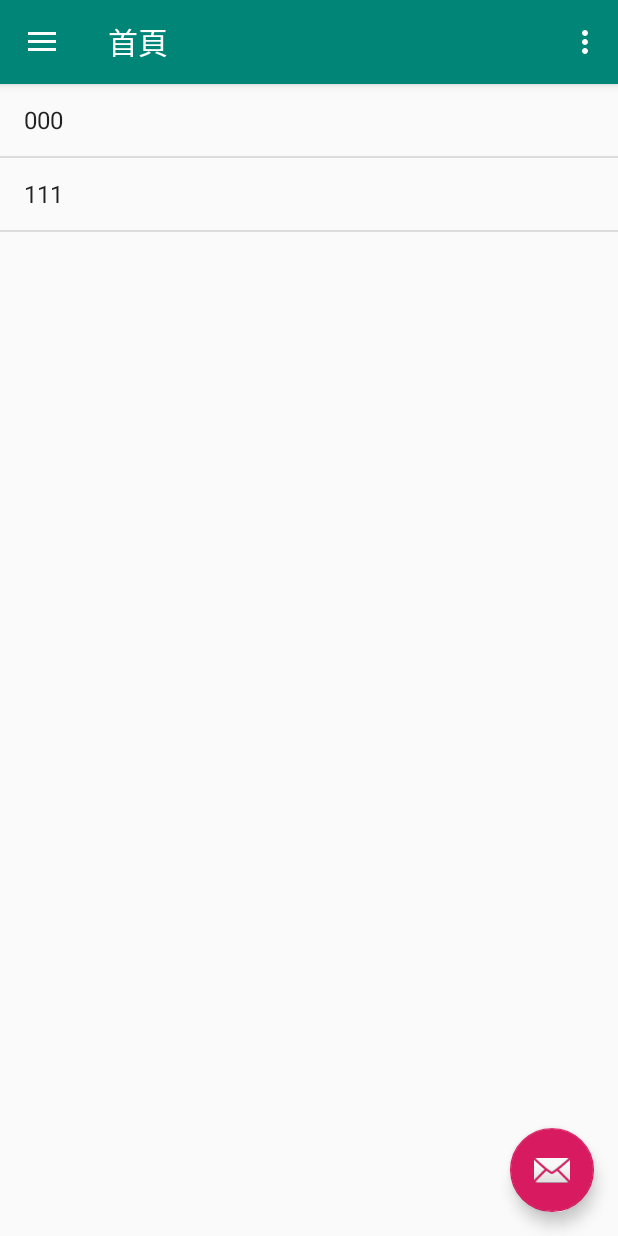
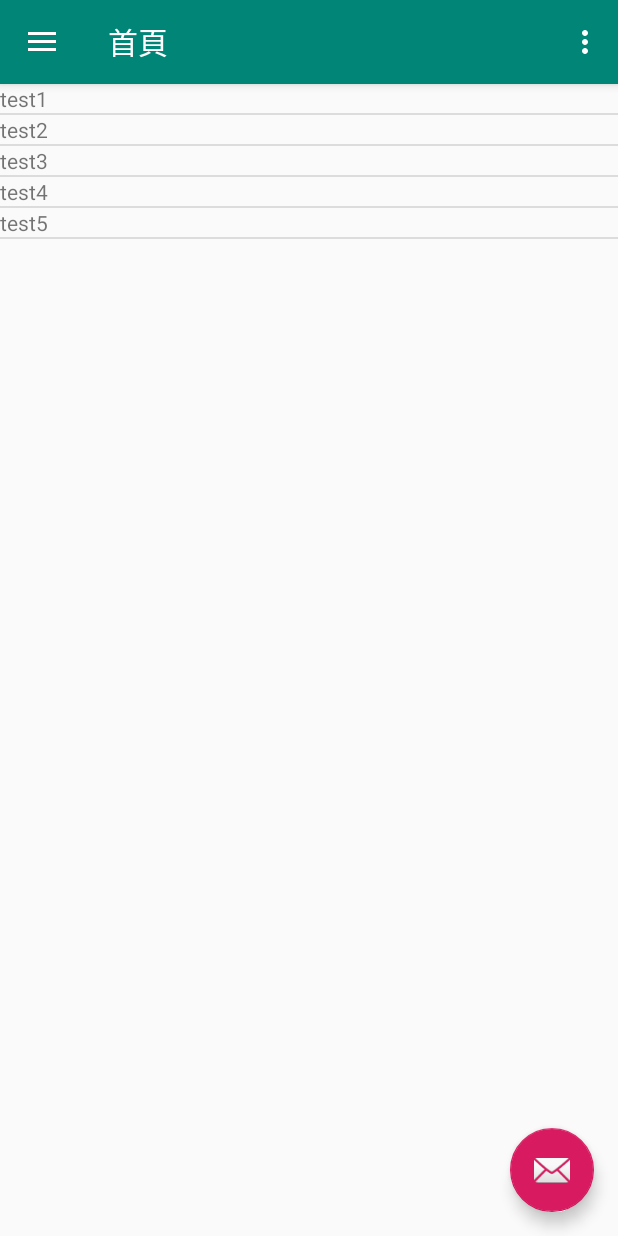
Before and after one commit to YuMin29/pomodoro, an Android app: the screen it shows after launch (MainActivity), on a phone screen of 412 x 824 dp. Run offline under Robolectric (Android 15) with nearby library versions, the phone set to English and light mode, and no system bars; our stand-ins replace navigation-ui.

Commit message:
Add customize list adapter in Home fragment

```diff
--- a/app/build.gradle
+++ b/app/build.gradle
@@ -21,6 +21,10 @@ android {
         sourceCompatibility = 1.8
         targetCompatibility = 1.8
     }
+
+    viewBinding {
+        enabled = true
+    }
 }
 
 dependencies {
@@ -35,7 +39,4 @@ dependencies {
     testImplementation 'junit:junit:4.12'
     androidTestImplementation 'androidx.test.ext:junit:1.1.1'
     androidTestImplementation 'androidx.test.espresso:espresso-core:3.2.0'
-    // Butter knife
-    implementation 'com.jakewharton:butterknife:8.8.1'
-    annotationProcessor 'com.jakewharton:butterknife-compiler:8.8.1'
 }
--- a/app/src/main/java/com/yumin/pomodoro/data/Mission.java
+++ b/app/src/main/java/com/yumin/pomodoro/data/Mission.java
@@ -28,4 +28,8 @@ public class Mission {
     public Mission(String name) {
         mName = name;
     }
+
+    public String getName(){
+        return mName;
+    }
 }
--- a/app/src/main/java/com/yumin/pomodoro/ui/home/HomeFragment.java
+++ b/app/src/main/java/com/yumin/pomodoro/ui/home/HomeFragment.java
@@ -5,46 +5,65 @@ import android.view.LayoutInflater;
 import android.view.View;
 import android.view.ViewGroup;
 import android.widget.ArrayAdapter;
-import android.widget.ListView;
 
 import androidx.annotation.NonNull;
 import androidx.annotation.Nullable;
 import androidx.fragment.app.Fragment;
 import androidx.lifecycle.ViewModelProvider;
 
-import com.yumin.pomodoro.R;
 import com.yumin.pomodoro.data.Mission;
-
+import com.yumin.pomodoro.databinding.FragmentHomeBinding;
 import java.util.ArrayList;
 import java.util.List;
 
 public class HomeFragment extends Fragment {
+    private FragmentHomeBinding fragmentHomeBinding;
     private HomeViewModel mHomeViewModel;
     ArrayAdapter<String> mAdapter;
-    List<String> missionNames = new ArrayList<>();
+    MissionAdapter missionAdapter;
+    List<String> mMissionNames = new ArrayList<>();
+    List<Mission> mMissions = new ArrayList<>();
+    boolean mIsLoading;
 
     @Nullable
     @Override
     public View onCreateView(@NonNull LayoutInflater inflater, @Nullable ViewGroup container, @Nullable Bundle savedInstanceState) {
-        View root = inflater.inflate(R.layout.fragment_home,container,false);
+        fragmentHomeBinding = FragmentHomeBinding.inflate(inflater,container,false);
+        View root = fragmentHomeBinding.getRoot();
         return root;
+    }
+
+    @Override
+    public void onDestroyView() {
+        super.onDestroyView();
+        fragmentHomeBinding = null;
     }
 
     @Override
     public void onViewCreated(@NonNull View view, @Nullable Bundle savedInstanceState) {
         super.onViewCreated(view, savedInstanceState);
         mHomeViewModel = new ViewModelProvider(requireActivity()).get(HomeViewModel.class);
-        final ListView listView = view.findViewById(R.id.home_list_view);
-        mAdapter = new ArrayAdapter<String>(getContext(), android.R.layout.simple_list_item_1, missionNames);
-        listView.setAdapter(mAdapter);
+//        mAdapter = new ArrayAdapter<String>(getContext(), android.R.layout.simple_list_item_1, mMissionNames);
+        missionAdapter = new MissionAdapter(mMissions,getContext());
+        fragmentHomeBinding.homeListView.setAdapter(missionAdapter);
         observeViewModel();
     }
 
     private void observeViewModel(){
-        mHomeViewModel.getStringList().observe(getViewLifecycleOwner(), missionItems -> {
+//        mHomeViewModel.getStringList().observe(getViewLifecycleOwner(), missionNames -> {
             // Load data & update the ui
-            missionNames.addAll(missionItems);
-            mAdapter.notifyDataSetChanged();
+//            mMissionNames.addAll(missionNames);
+//            mAdapter.notifyDataSetChanged();
+//        });
+        mHomeViewModel.getMissionList().observe(getViewLifecycleOwner(), missionList ->{
+            mMissions.addAll(missionList);
+            missionAdapter.updateData(mMissions);
+            missionAdapter.notifyDataSetChanged();
+        });
+
+        mHomeViewModel.getLoading().observe(getViewLifecycleOwner(), isLoading -> {
+            mIsLoading = isLoading;
+            fragmentHomeBinding.progressBar.setVisibility(isLoading ? View.VISIBLE : View.INVISIBLE);
         });
     }
 }
--- a/app/src/main/java/com/yumin/pomodoro/ui/home/HomeViewModel.java
+++ b/app/src/main/java/com/yumin/pomodoro/ui/home/HomeViewModel.java
@@ -1,4 +1,6 @@
 package com.yumin.pomodoro.ui.home;
+
+import android.util.Log;
 
 import androidx.lifecycle.LiveData;
 import androidx.lifecycle.MutableLiveData;
@@ -10,37 +12,52 @@ import java.util.ArrayList;
 import java.util.List;
 
 public class HomeViewModel extends ViewModel {
-    MutableLiveData<List<Mission>> mMissions;
+    private MutableLiveData<List<Mission>> mMissions = null;
+    private MutableLiveData<Boolean> mIsLoading;
 
     public HomeViewModel(){
-        mMissions = new MutableLiveData<>();
+        mMissions = new MutableLiveData<List<Mission>>();
+        mIsLoading = new MutableLiveData<Boolean>();
     }
 
-    public LiveData<List<Mission>> getList(){
-        if (mMissions == null) {
-            mMissions = new MutableLiveData<List<Mission>>();
-            loadMissions();
-        }
+    public LiveData<List<Mission>> getMissionList(){
+        Log.d("[Stella]","getMissionList");
+
+        mMissions = new MutableLiveData<List<Mission>>();
+        loadMissions();
+
         return mMissions;
     }
+
+    public LiveData<Boolean> getLoading(){
+        if (mIsLoading == null) {
+            mIsLoading = new MutableLiveData<Boolean>();
+            mIsLoading.setValue(false);
+        }
+		return mIsLoading;
+	}
 
     public LiveData<List<String>> getStringList(){
         MutableLiveData<List<String>> list = new MutableLiveData<>();
         List<String> data = new ArrayList<>();
         data.add("000");
         data.add("111");
-
         list.setValue(data);
-
         return list;
     }
 
     private void loadMissions(){
+        Log.d("[Stella]","loadMissions");
+        mIsLoading.setValue(true);
         // Do an asynchronous operation to fetch missions.
         // Define default mission items in here.
         List<Mission> defaultMission = new ArrayList<>();
         defaultMission.add(new Mission("test1"));
         defaultMission.add(new Mission("test2"));
+        defaultMission.add(new Mission("test3"));
+        defaultMission.add(new Mission("test4"));
+        defaultMission.add(new Mission("test5"));
         mMissions.setValue(defaultMission);
+        mIsLoading.setValue(false);
     }
 }
--- /dev/null
+++ b/app/src/main/java/com/yumin/pomodoro/ui/home/MissionAdapter.java
@@ -0,0 +1,70 @@
+package com.yumin.pomodoro.ui.home;
+
+import android.content.Context;
+import android.util.Log;
+import android.view.LayoutInflater;
+import android.view.View;
+import android.view.ViewGroup;
+import android.widget.BaseAdapter;
+
+import com.yumin.pomodoro.R;
+import com.yumin.pomodoro.data.Mission;
+
+import java.util.List;
+
+public class MissionAdapter extends BaseAdapter {
+    List<Mission> missions = null;
+    LayoutInflater layoutInflater = null;
+
+    public MissionAdapter(List<Mission> missions, Context context){
+        Log.d("[Stella]","MissionAdapter");
+        if (layoutInflater == null)
+            layoutInflater = LayoutInflater.from(context);
+        this.missions = missions;
+    }
+
+    public void updateData(List<Mission> missions){
+        Log.d("[Stella]","updateData");
+        this.missions = missions;
+    }
+
+    @Override
+    public int getCount() {
+        return missions.size();
+    }
+
+    @Override
+    public Object getItem(int position) {
+        return missions.get(position);
+    }
+
+    @Override
+    public long getItemId(int position) {
+        return position;
+    }
+
+    @Override
+    public View getView(int position, View view, ViewGroup viewGroup) {
+        Log.d("[Stella]","getView");
+        MissionViewHolder missionViewHolder = null;
+        if (view == null) {
+            missionViewHolder = new MissionViewHolder();
+            view = layoutInflater.inflate(R.layout.mission_item_layout,viewGroup,false);
+            missionViewHolder.itemName = view.findViewById(R.id.item_name);
+            view.setTag(missionViewHolder);
+
+        } else {
+            missionViewHolder = (MissionViewHolder) view.getTag();
+        }
+
+        Mission mission = (Mission) getItem(position);
+
+        if (mission != null) {
+            Log.d("[Stella]","mission is not null, name = "+mission.getName());
+            missionViewHolder.itemName.setText(mission.getName());
+        } else
+            Log.d("[Stella]","mission is null");
+
+        return view;
+    }
+}
--- /dev/null
+++ b/app/src/main/java/com/yumin/pomodoro/ui/home/MissionViewHolder.java
@@ -0,0 +1,11 @@
+package com.yumin.pomodoro.ui.home;
+
+import android.widget.TextView;
+
+public class MissionViewHolder {
+    TextView itemName;
+
+    public MissionViewHolder(){
+//        this.itemName = itemName;
+    }
+}
--- a/app/src/main/res/layout/fragment_home.xml
+++ b/app/src/main/res/layout/fragment_home.xml
@@ -1,11 +1,19 @@
 <?xml version="1.0" encoding="utf-8"?>
-<androidx.constraintlayout.widget.ConstraintLayout xmlns:android="http://schemas.android.com/apk/res/android"
+<RelativeLayout xmlns:android="http://schemas.android.com/apk/res/android"
     xmlns:app="http://schemas.android.com/apk/res-auto"
+    xmlns:tools="http://schemas.android.com/tools"
     android:layout_width="match_parent"
-    android:layout_height="match_parent">
+    android:layout_height="match_parent"
+    tools:viewBindingIgnore="false">
 
     <ListView
         android:id="@+id/home_list_view"
         android:layout_width="match_parent"
-        android:layout_height="match_parent" />
-</androidx.constraintlayout.widget.ConstraintLayout>
+        android:layout_height="match_parent"></ListView>
+
+    <ProgressBar
+        android:id="@+id/progressBar"
+        android:layout_width="wrap_content"
+        android:layout_height="wrap_content"
+        android:layout_centerInParent="true" />
+</RelativeLayout>
--- /dev/null
+++ b/app/src/main/res/layout/mission_item_layout.xml
@@ -0,0 +1,11 @@
+<?xml version="1.0" encoding="utf-8"?>
+<LinearLayout xmlns:android="http://schemas.android.com/apk/res/android"
+    android:layout_width="match_parent"
+    android:layout_height="match_parent"
+    android:orientation="vertical">
+
+    <TextView
+        android:id="@+id/item_name"
+        android:layout_width="100dp"
+        android:layout_height="wrap_content"/>
+</LinearLayout>
--- a/build.gradle
+++ b/build.gradle
@@ -7,7 +7,7 @@ buildscript {
 
     }
     dependencies {
-        classpath 'com.android.tools.build:gradle:3.5.3'
+        classpath 'com.android.tools.build:gradle:3.6.0'
 
         // NOTE: Do not place your application dependencies here; they belong
         // in the individual module build.gradle files
```
Also changed, not shown: gradle/wrapper/gradle-wrapper.properties.
